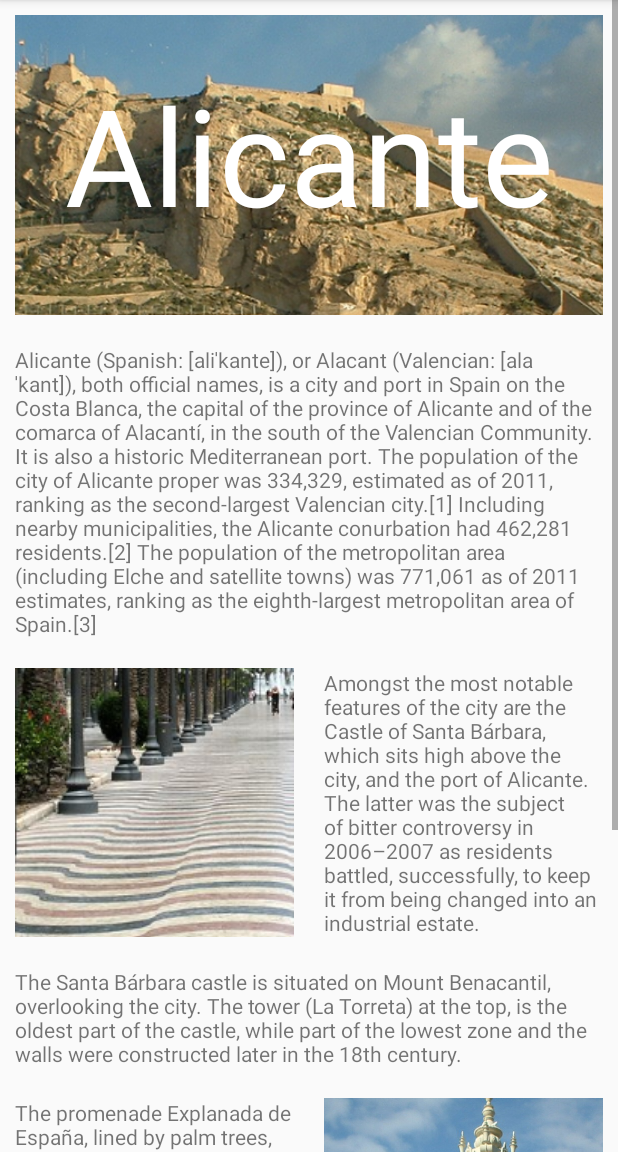
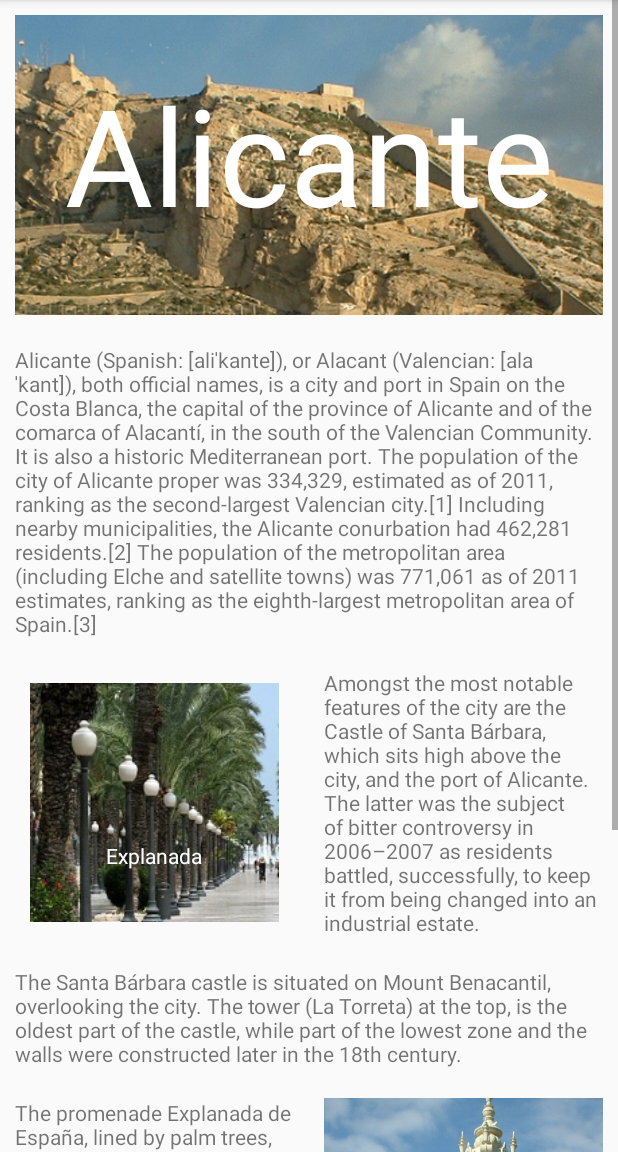
Before and after one commit to Narfss/ParallaxEverywhere, an Android app: the layout fragment_parallax_everywhere_alicante.xml on its own in the app's theme, with its tools: preview values and no code run, on a phone screen of 412 x 824 dp, the part 84-1236 px from its top. Run offline under Robolectric (Android 15) with nearby library versions, the phone set to English and light mode, and no system bars.

Commit message:
Minor example changed

```diff
--- a/sample/src/main/res/layout/fragment_parallax_everywhere_alicante.xml
+++ b/sample/src/main/res/layout/fragment_parallax_everywhere_alicante.xml
@@ -31,9 +31,9 @@
                 android:text="@string/alicante_text_0"
                 android:textColor="@android:color/white"
                 android:textSize="90sp"
+                pew:block_parallax_x="true"
                 pew:parallax_x="160dp"
                 pew:parallax_y="160dp"
-                pew:block_parallax_x="true"
                 pew:reverse="reverseX" />
         </FrameLayout>
 
@@ -49,15 +49,34 @@
             android:orientation="horizontal"
             android:weightSum="2">
 
-            <com.fmsirvent.ParallaxEverywhere.PEWImageView
+            <FrameLayout
                 android:layout_width="0dp"
                 android:layout_height="match_parent"
                 android:layout_gravity="center"
                 android:layout_margin="10dp"
-                android:layout_weight="1"
-                android:scaleType="centerCrop"
-                android:src="@drawable/alicante_explanada"
-                pew:reverse="reverseY" />
+                android:layout_weight="1">
+
+                <com.fmsirvent.ParallaxEverywhere.PEWImageView
+                    android:layout_width="match_parent"
+                    android:layout_height="match_parent"
+                    android:layout_gravity="center"
+                    android:layout_margin="10dp"
+                    android:scaleType="centerCrop"
+                    android:src="@drawable/alicante_explanada" />
+
+                <com.fmsirvent.ParallaxEverywhere.PEWTextView
+                    android:layout_width="match_parent"
+                    android:layout_height="match_parent"
+                    android:layout_margin="10dp"
+                    android:gravity="bottom|center_horizontal"
+                    android:text="@string/alicante_explanada"
+                    android:textColor="@android:color/white"
+                    pew:block_parallax_x="true"
+                    pew:parallax_x="160dp"
+                    pew:parallax_y="160dp"
+                    pew:reverse="reverseY" />
+
+            </FrameLayout>
 
             <TextView
                 android:layout_width="0dp"
@@ -97,7 +116,8 @@
                 android:layout_weight="1"
                 android:background="@android:color/darker_gray"
                 android:scaleType="centerCrop"
-                android:src="@drawable/alicante_luceros" />
+                android:src="@drawable/alicante_luceros"
+                pew:reverse="reverseY" />
 
         </LinearLayout>
 
--- a/sample/src/main/res/values/strings.xml
+++ b/sample/src/main/res/values/strings.xml
@@ -14,5 +14,6 @@
     <string name="alicante_texto_4">The promenade Explanada de España, lined by palm trees, is paved with 6.5 million marble floor tiles creating a wavy form and is one of the most lovely promenades in Spain. The Promenade extends from the Port of Alicante to the Gran Vía and ends at the famous statue of Mark Hersch. For the people of Alicante, the promenade is the meeting place for the traditional Spanish paseo, or stroll along the waterfront in the evenings, and a venue for outdoor musical concerts. At the end of the promenade is a monument by the artist Bañuls of the 19th century.</string>
     <string name="alicante_text_0">Alicante</string>
     <string name="barcelona_text_0">Barcelona</string>
+    <string name="alicante_explanada">Explanada</string>
 
 </resources>
```
